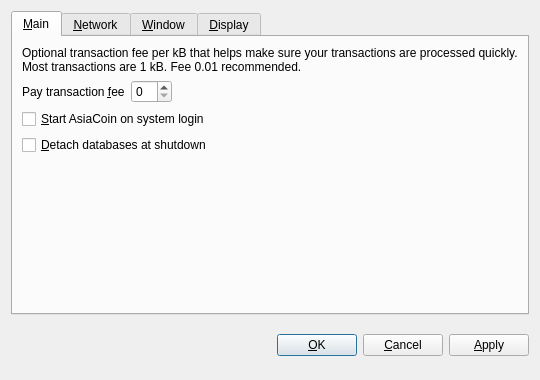
This is src/qt/forms/optionsdialog.ui in Ruledo/EverCoin as Qt 5 draws it before an edit. The edited form follows.
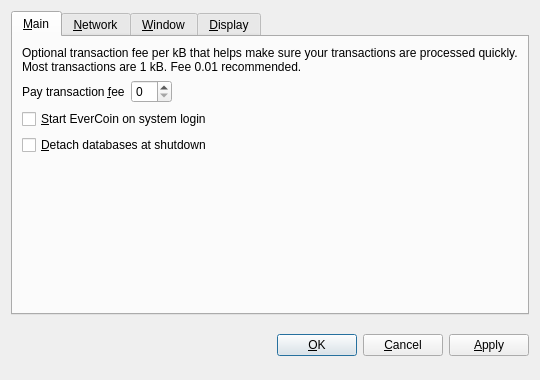
This is the edited form. Custom widgets are drawn as their Qt base class.

Diff of the .ui file:
```diff
--- a/src/qt/forms/optionsdialog.ui
+++ b/src/qt/forms/optionsdialog.ui
@@ -82,7 +82,7 @@
           <string>Automatically start AsiaCoin after logging in to the system.</string>
          </property>
          <property name="text">
-          <string>&amp;Start AsiaCoin on system login</string>
+          <string>&amp;Start EverCoin on system login</string>
          </property>
         </widget>
        </item>
```
Left out of the diff: 10 changed lines with no effect on the pictures.
